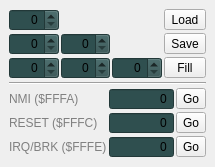
This is memorywidget.ui in rjaremczak/mo65x as Qt 5 draws it before an edit. The edited form follows.
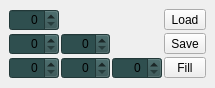
This is the edited form. Custom widgets are drawn as their Qt base class.

```diff
--- a/memorywidget.ui
+++ b/memorywidget.ui
@@ -7,7 +7,7 @@
     <x>0</x>
     <y>0</y>
     <width>215</width>
-    <height>208</height>
+    <height>118</height>
    </rect>
   </property>
   <property name="styleSheet">
@@ -227,190 +227,20 @@
       </item>
      </layout>
     </item>
-    <item>
-     <widget class="Line" name="line">
-      <property name="minimumSize">
-       <size>
-        <width>0</width>
-        <height>5</height>
-       </size>
-      </property>
-      <property name="orientation">
-       <enum>Qt::Horizontal</enum>
-      </property>
-     </widget>
-    </item>
-    <item>
-     <layout class="QGridLayout" name="vectorsLayout">
-      <property name="sizeConstraint">
-       <enum>QLayout::SetMaximumSize</enum>
-      </property>
-      <property name="spacing">
-       <number>2</number>
-      </property>
-      <item row="1" column="1">
-       <widget class="WordSpinBox" name="vectorReset">
-        <property name="sizePolicy">
-         <sizepolicy hsizetype="MinimumExpanding" vsizetype="Fixed">
-          <horstretch>0</horstretch>
-          <verstretch>0</verstretch>
-         </sizepolicy>
-        </property>
-        <property name="styleSheet">
-         <string notr="true">background-color:darkslategray</string>
-        </property>
-        <property name="alignment">
-         <set>Qt::AlignRight|Qt::AlignTrailing|Qt::AlignVCenter</set>
-        </property>
-        <property name="buttonSymbols">
-         <enum>QAbstractSpinBox::NoButtons</enum>
-        </property>
-        <property name="maximum">
-         <number>65535</number>
-        </property>
-        <property name="displayIntegerBase">
-         <number>16</number>
-        </property>
-       </widget>
-      </item>
-      <item row="0" column="2">
-       <widget class="QToolButton" name="goNMI">
-        <property name="sizePolicy">
-         <sizepolicy hsizetype="Preferred" vsizetype="Fixed">
-          <horstretch>0</horstretch>
-          <verstretch>0</verstretch>
-         </sizepolicy>
-        </property>
-        <property name="text">
-         <string>Go</string>
-        </property>
-       </widget>
-      </item>
-      <item row="0" column="0">
-       <widget class="QLabel" name="label">
-        <property name="styleSheet">
-         <string notr="true">color:gray</string>
-        </property>
-        <property name="text">
-         <string>NMI ($FFFA)</string>
-        </property>
-       </widget>
-      </item>
-      <item row="1" column="2">
-       <widget class="QToolButton" name="goReset">
-        <property name="sizePolicy">
-         <sizepolicy hsizetype="Preferred" vsizetype="Fixed">
-          <horstretch>0</horstretch>
-          <verstretch>0</verstretch>
-         </sizepolicy>
-        </property>
-        <property name="text">
-         <string>Go</string>
-        </property>
-       </widget>
-      </item>
-      <item row="0" column="1">
-       <widget class="WordSpinBox" name="vectorNMI">
-        <property name="sizePolicy">
-         <sizepolicy hsizetype="MinimumExpanding" vsizetype="Fixed">
-          <horstretch>0</horstretch>
-          <verstretch>0</verstretch>
-         </sizepolicy>
-        </property>
-        <property name="styleSheet">
-         <string notr="true">background-color:darkslategray</string>
-        </property>
-        <property name="alignment">
-         <set>Qt::AlignRight|Qt::AlignTrailing|Qt::AlignVCenter</set>
-        </property>
-        <property name="readOnly">
-         <bool>true</bool>
-        </property>
-        <property name="buttonSymbols">
-         <enum>QAbstractSpinBox::NoButtons</enum>
-        </property>
-        <property name="maximum">
-         <number>65535</number>
-        </property>
-        <property name="displayIntegerBase">
-         <number>16</number>
-        </property>
-       </widget>
-      </item>
-      <item row="1" column="0">
-       <widget class="QLabel" name="label_2">
-        <property name="styleSheet">
-         <string notr="true">color:gray</string>
-        </property>
-        <property name="text">
-         <string>RESET ($FFFC)</string>
-        </property>
-       </widget>
-      </item>
-      <item row="2" column="0">
-       <widget class="QLabel" name="label_3">
-        <property name="styleSheet">
-         <string notr="true">color:gray</string>
-        </property>
-        <property name="text">
-         <string>IRQ/BRK ($FFFE)</string>
-        </property>
-       </widget>
-      </item>
-      <item row="2" column="1">
-       <widget class="WordSpinBox" name="vectorIRQ">
-        <property name="sizePolicy">
-         <sizepolicy hsizetype="MinimumExpanding" vsizetype="Fixed">
-          <horstretch>0</horstretch>
-          <verstretch>0</verstretch>
-         </sizepolicy>
-        </property>
-        <property name="styleSheet">
-         <string notr="true">background-color:darkslategray</string>
-        </property>
-        <property name="alignment">
-         <set>Qt::AlignRight|Qt::AlignTrailing|Qt::AlignVCenter</set>
-        </property>
-        <property name="buttonSymbols">
-         <enum>QAbstractSpinBox::NoButtons</enum>
-        </property>
-        <property name="maximum">
-         <number>65535</number>
-        </property>
-        <property name="displayIntegerBase">
-         <number>16</number>
-        </property>
-       </widget>
-      </item>
-      <item row="2" column="2">
-       <widget class="QToolButton" name="goIRQ">
-        <property name="sizePolicy">
-         <sizepolicy hsizetype="Preferred" vsizetype="Fixed">
-          <horstretch>0</horstretch>
-          <verstretch>0</verstretch>
-         </sizepolicy>
-        </property>
-        <property name="text">
-         <string>Go</string>
-        </property>
-       </widget>
-      </item>
-     </layout>
-    </item>
    </layout>
   </widget>
  </widget>
  <customwidgets>
-  <customwidget>
-   <class>ByteSpinBox</class>
-   <extends>QSpinBox</extends>
-   <header>bytespinbox.h</header>
-  </customwidget>
   <customwidget>
    <class>WordSpinBox</class>
    <extends>QSpinBox</extends>
    <header>wordspinbox.h</header>
   </customwidget>
+  <customwidget>
+   <class>ByteSpinBox</class>
+   <extends>QSpinBox</extends>
+   <header>bytespinbox.h</header>
+  </customwidget>
  </customwidgets>
  <resources/>
  <connections/>
```
Left out of the diff: 5 changed lines with no effect on the pictures.
